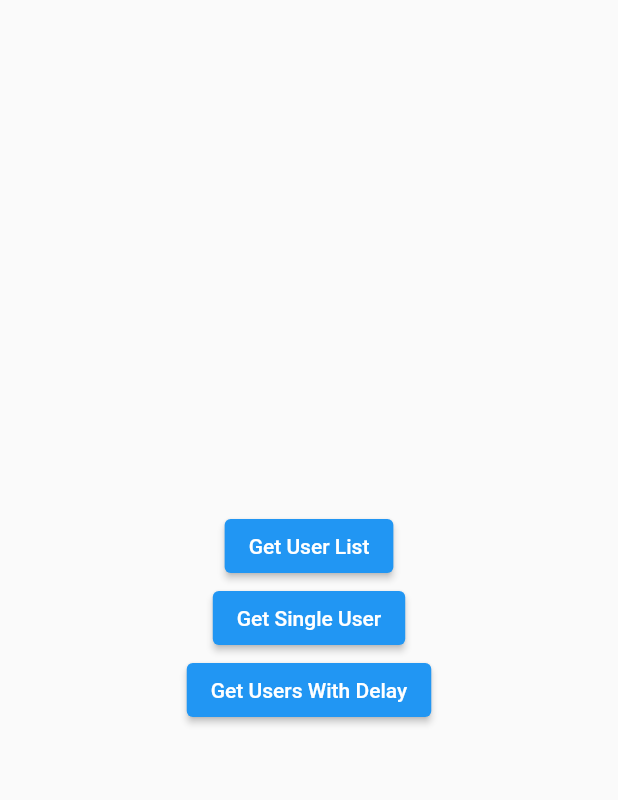
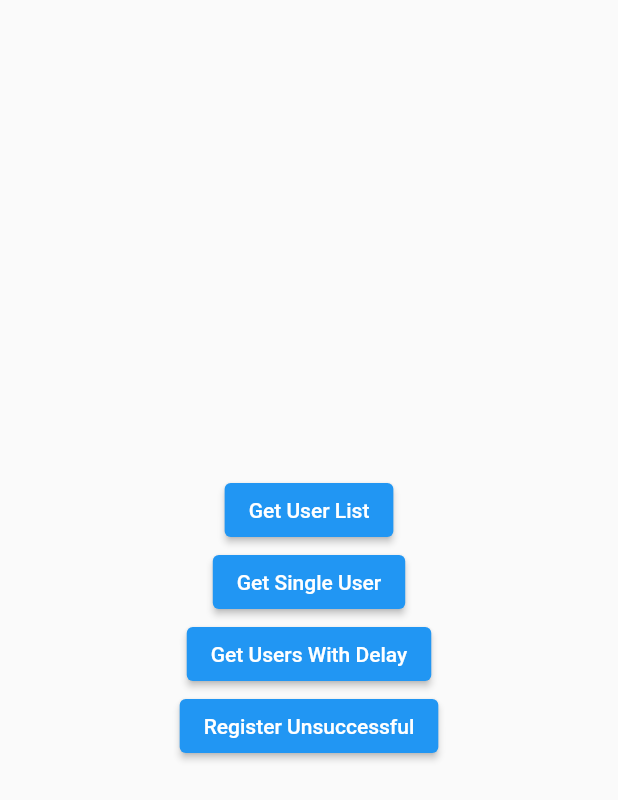
Before and after one commit to safauludogan/dio_nexus, a Flutter app: the screen it shows after launch, on a phone screen of 412 x 824 dp. Shown: the top 800 px of the screen. Run offline on Flutter 3.47's test engine with Material 2 defaults, Android fonts, the phone set to English and light mode, and no system bars; our stand-ins replace connectivity_plus, dio, freezed_annotation, logger, retry; statements that could not run were skipped.

Commit message:
network exceptions

```diff
--- /dev/null
+++ b/example/lib/src/home/model/register.dart
@@ -0,0 +1,36 @@
+import 'package:dio_nexus/dio_nexus.dart';
+
+class Register extends IDioNexusNetworkModel<Register> {
+  String? email;
+
+  Register({
+    this.email,
+  });
+
+  Register copyWith({
+    String? email,
+  }) {
+    return Register(
+      email: email ?? this.email,
+    );
+  }
+
+  @override
+  Map<String, dynamic> toJson() {
+    return {
+      'email': email,
+    };
+  }
+
+  factory Register.fromJson(Map<String, dynamic> json) {
+    return Register(
+      email: json['email'] as String?,
+    );
+  }
+
+  @override
+  String toString() => "Register(email: $email)";
+
+  @override
+  Register fromJson(Map<String, dynamic> json) => Register.fromJson(json);
+}
--- a/example/lib/src/home/view/home_view.dart
+++ b/example/lib/src/home/view/home_view.dart
@@ -27,7 +27,11 @@ class _HomeViewState extends HomeViewmodel {
                       ElevatedButton(
                         onPressed: () async => await getUsersWithDelay(),
                         child: const Text('Get Users With Delay'),
-                      )
+                      ),
+                      ElevatedButton(
+                        onPressed: () async => await registerUnsuccessful(),
+                        child: const Text('Register Unsuccessful'),
+                      ),
                     ],
                   )
                 : const CircularProgressIndicator()));
--- a/example/lib/src/home/viewmodel/home_viewmodel.dart
+++ b/example/lib/src/home/viewmodel/home_viewmodel.dart
@@ -1,5 +1,6 @@
 import 'package:dio_nexus/dio_nexus.dart';
 import 'package:flutter/material.dart';
+import 'package:network_manager_test/src/home/model/register.dart';
 
 import '../model/single_user_model.dart';
 import '../model/users_model.dart';
@@ -11,7 +12,10 @@ abstract class HomeViewmodel extends State<HomeView> {
   void initState() {
     super.initState();
     dioNexusManager = DioNexusManager(
-        options: BaseOptions(baseUrl: "https://reqres.in/"),
+        options: BaseOptions(
+          baseUrl: "https://reqres.in/",
+          headers: {'Content-type': 'application/json'},
+        ),
         networkConnection: NetworkConnection(
           context: context,
           snackbarDuration: const Duration(seconds: 5),
@@ -28,7 +32,7 @@ abstract class HomeViewmodel extends State<HomeView> {
       requestType: RequestType.GET,
       responseModel: Users(),
     );
-    print("Result Users : ${response?.model}");
+    print("Register : ${response?.toString()}");
     changeLoading();
     return response;
   }
@@ -41,7 +45,7 @@ abstract class HomeViewmodel extends State<HomeView> {
       requestType: RequestType.GET,
       responseModel: SingleUser(),
     );
-    print("Result Single User : ${response?.model}");
+    print("Register : ${response?.toString()}");
     changeLoading();
     return response;
   }
@@ -54,8 +58,20 @@ abstract class HomeViewmodel extends State<HomeView> {
       requestType: RequestType.GET,
       responseModel: Users(),
     );
-    print("Result User with Delay : ${response?.model}");
-    print("Dio error type : ${response?.dioErrorType}");
+    print("Register : ${response?.toString()}");
+    changeLoading();
+    return response;
+  }
+
+  Future<IResponseModel<Register?>?> registerUnsuccessful() async {
+    changeLoading();
+    IResponseModel<Register?>? response =
+        await dioNexusManager.sendRequest<Register, Register>("api/register",
+            requestType: RequestType.POST,
+            responseModel: Register(),
+            data: Register(email: 'sydney@fife'));
+    print("Register : ${response?.toString()}");
+
     changeLoading();
     return response;
   }
--- a/lib/src/dio_nexus_manager.dart
+++ b/lib/src/dio_nexus_manager.dart
@@ -2,24 +2,30 @@ import 'dart:convert';
 import 'package:dio/dio.dart';
 import 'package:dio_nexus/src/utility/custom_logger.dart';
 import 'interface/index.dart';
-import 'model/enum/request_type.dart';
+import 'utility/enum/request_type.dart';
 import 'package:flutter/foundation.dart';
-import 'model/enum/response_model.dart';
+import 'model/response_model.dart';
 import 'network/network_error.dart';
+import 'network/network_interceptor.dart';
 import 'utility/network_connectivity/network_connection.dart';
 part 'network/network_model_parser.dart';
 
 class DioNexusManager with DioMixin implements Dio, IDioNexusManager {
   DioNexusManager(
       {required BaseOptions options,
+      Interceptor? interceptor,
       this.onRefreshToken,
       this.networkConnection,
-      this.maxNetworkTryCount = 5}) {
+      this.maxNetworkTryCount = 5})
+      : assert(options.headers.containsKey(Headers.contentTypeHeader),
+            'Content-Type header is required') {
     this.options = options;
     (transformer as BackgroundTransformer).jsonDecodeCallback = parseJson;
     httpClientAdapter = HttpClientAdapter();
     // this.options.connectTimeout = const Duration(seconds: 2);
     this.options.receiveTimeout = const Duration(seconds: 1);
+
+    interceptors.add(networkInterceptor());
   }
 
   /// [onRefrestToken] when HttpStatus return unauthorized, you can call your refrestToken manager
@@ -63,10 +69,10 @@ class DioNexusManager with DioMixin implements Dio, IDioNexusManager {
           onSendProgress: onSendProgress);
       var _response = response.data;
       if (response.data is String) {
-        var _response = await parseJson(response.data);
+        _response = await parseJson(response.data);
       }
       var result = _modelResponseData<T, R>(responseModel, _response);
-      return ResponseModel<R?>(result, response.statusCode!, null, null);
+      return ResponseModel<R?>(result, null);
     } on DioError catch (err) {
       return handleNetworkError<T, R>(err, path,
           data: data,
--- a/lib/src/interface/IDioNexusManager.dart
+++ b/lib/src/interface/IDioNexusManager.dart
@@ -1,11 +1,10 @@
-import 'package:dio/dio.dart';
 import '../../dio_nexus.dart';
-import 'IResponseModel.dart';
 
 abstract class IDioNexusManager {
   IDioNexusManager({required BaseOptions options});
 
-  Future<IResponseModel<R?>?> sendRequest<T extends IDioNexusNetworkModel<T>, R>(
+  Future<IResponseModel<R?>?>
+      sendRequest<T extends IDioNexusNetworkModel<T>, R>(
     String path, {
     Object? data,
     required T responseModel,
--- /dev/null
+++ b/lib/src/interface/IErrorModel.dart
@@ -0,0 +1,17 @@
+// ignore_for_file: public_member_api_docs, sort_constructors_first
+import 'package:dio_nexus/dio_nexus.dart';
+
+abstract class IErrorModel {
+  int? statusCode;
+  String? errorMessage;
+  NetworkExceptions? networkException;
+  IErrorModel(
+    this.statusCode,
+    this.errorMessage,
+    this.networkException,
+  );
+
+  @override
+  String toString() =>
+      'IErrorModel(statusCode: $statusCode, errorMessage: $errorMessage, networkException: $networkException)';
+}
--- a/lib/src/interface/IResponseModel.dart
+++ b/lib/src/interface/IResponseModel.dart
@@ -2,9 +2,11 @@ import 'package:dio_nexus/dio_nexus.dart';
 
 abstract class IResponseModel<R> {
   R? model;
-  int? statusCode;
-  String? errorMessage;
-  DioErrorType? dioErrorType;
-  IResponseModel(
-      this.model, this.statusCode, this.errorMessage, this.dioErrorType);
+  IErrorModel? errorModel;
+  IResponseModel(this.model, this.errorModel);
+
+  @override
+  String toString() {
+    return 'IResponseModel(\nmodel: $model, \nerrorModel: $errorModel\n)';
+  }
 }
--- a/lib/src/model/enum/response_model.dart
+++ /dev/null
@@ -1,5 +0,0 @@
-import 'package:dio_nexus/src/interface/IResponseModel.dart';
-
-class ResponseModel<R> extends IResponseModel<R> {
-  ResponseModel(super.model, super.statusCode, super.errorMessage, super.dioErrorType);
-}
--- /dev/null
+++ b/lib/src/model/error_model.dart
@@ -0,0 +1,5 @@
+import 'package:dio_nexus/src/interface/IErrorModel.dart';
+
+class ErrorModel extends IErrorModel {
+  ErrorModel(super.statusCode, super.errorMessage, super.dioErrorType);
+}
--- /dev/null
+++ b/lib/src/model/response_model.dart
@@ -0,0 +1,5 @@
+import 'package:dio_nexus/dio_nexus.dart';
+
+class ResponseModel<R> extends IResponseModel<R> {
+  ResponseModel(super.model, super.errorModel);
+}
--- a/lib/src/utility/custom_logger.dart
+++ b/lib/src/utility/custom_logger.dart
@@ -1,7 +1,7 @@
 import 'package:flutter/foundation.dart';
 import 'package:logger/logger.dart';
 
-import '../model/enum/logger_type.dart';
+import 'enum/logger_type.dart';
 
 @immutable
 class CustomLogger {
--- a/pubspec.yaml
+++ b/pubspec.yaml
@@ -16,11 +16,14 @@ dependencies:
   logger: ^1.3.0
   retry: ^3.1.1
   connectivity_plus: ^4.0.1
+  freezed: ^2.3.5
+  json_serializable: ^6.7.0
 
 dev_dependencies:
   flutter_test:
     sdk: flutter
   flutter_lints: ^2.0.0
+  build_runner: ^2.4.5
 
 # For information on the generic Dart part of this file, see the
 # following page: https://dart.dev/tools/pub/pubspec
```
Also changed, not shown: lib/dio_nexus.dart (+7 -3 lines), lib/src/network/network_error.dart (+14 -3 lines), lib/src/network/network_exceptions.dart (added, +221 -0 lines), lib/src/network/network_interceptor.dart (added, +21 -0 lines), example/pubspec.lock, lib/src/network/network_exceptions.freezed.dart (added), lib/src/utility/enum/logger_type.dart (renamed from lib/src/model/enum/logger_type.dart), lib/src/utility/enum/request_type.dart (renamed from lib/src/model/enum/request_type.dart), 2 other files.
